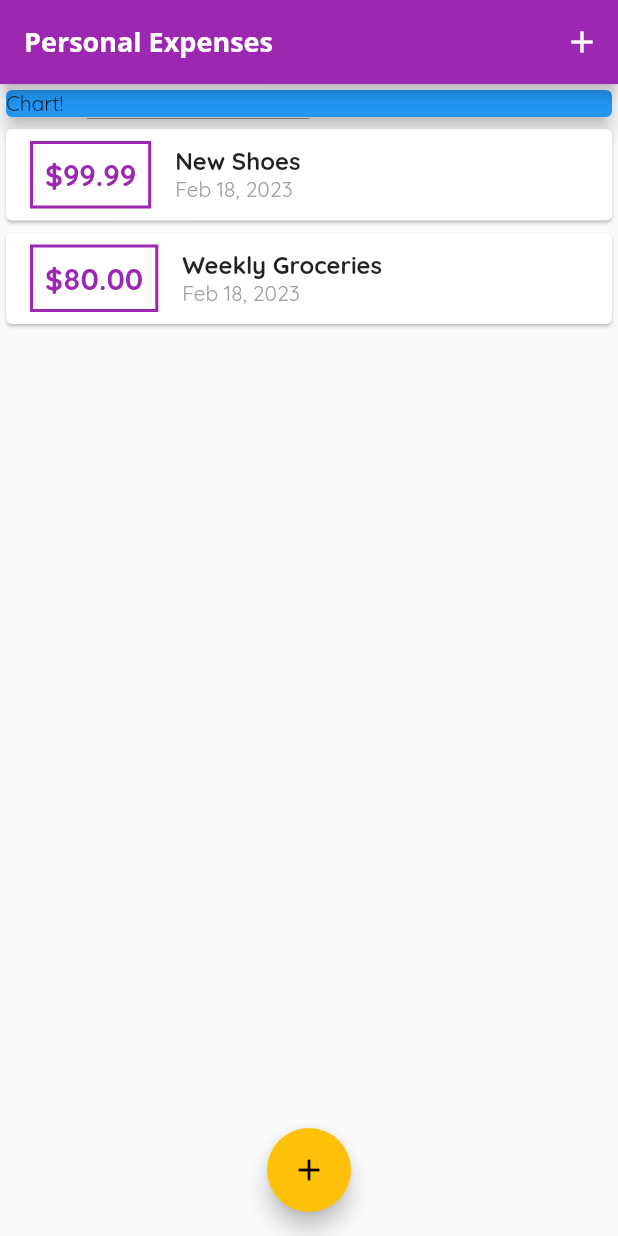
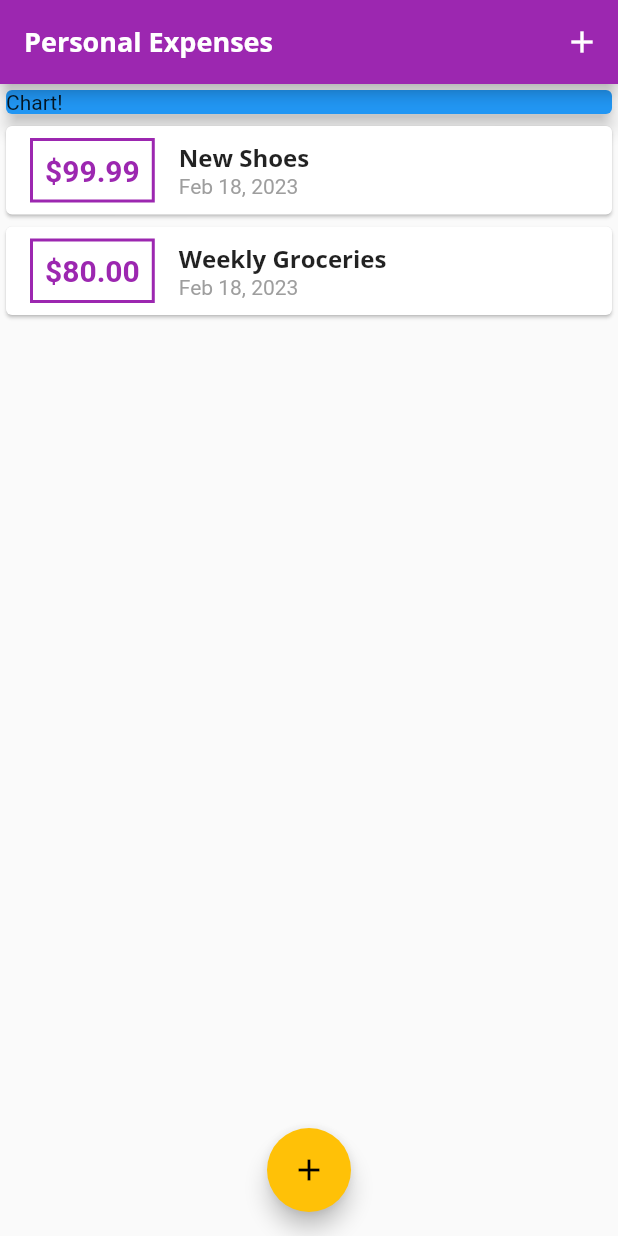
Before and after one commit to FadyFawzyOfficial/personal_expenses, a Flutter app: the screen it shows after launch, on a phone screen of 412 x 824 dp. Run offline on Flutter 3.47's test engine with Material 2 defaults, Android fonts, the phone set to English and light mode, and no system bars.

Commit message:
4. Define a Styled & Customized textTheme (such as titleMedium & ...) to Use wherever

```diff
--- a/lib/main.dart
+++ b/lib/main.dart
@@ -25,6 +25,13 @@ class MyApp extends StatelessWidget {
             fontWeight: FontWeight.bold,
           ),
         ),
+        textTheme: ThemeData.light().textTheme.copyWith(
+              titleMedium: const TextStyle(
+                fontFamily: 'OpenSans',
+                fontSize: 16,
+                fontWeight: FontWeight.bold,
+              ),
+            ),
       ),
       home: const MyHomePage(),
     );
--- a/lib/widgets/transactions_list.dart
+++ b/lib/widgets/transactions_list.dart
@@ -45,10 +45,7 @@ class TransactionsList extends StatelessWidget {
                   children: [
                     Text(
                       transaction.title,
-                      style: const TextStyle(
-                        fontSize: 16,
-                        fontWeight: FontWeight.bold,
-                      ),
+                      style: Theme.of(context).textTheme.titleMedium,
                     ),
                     Text(
                       DateFormat.yMMMd().format(transaction.date),
```
